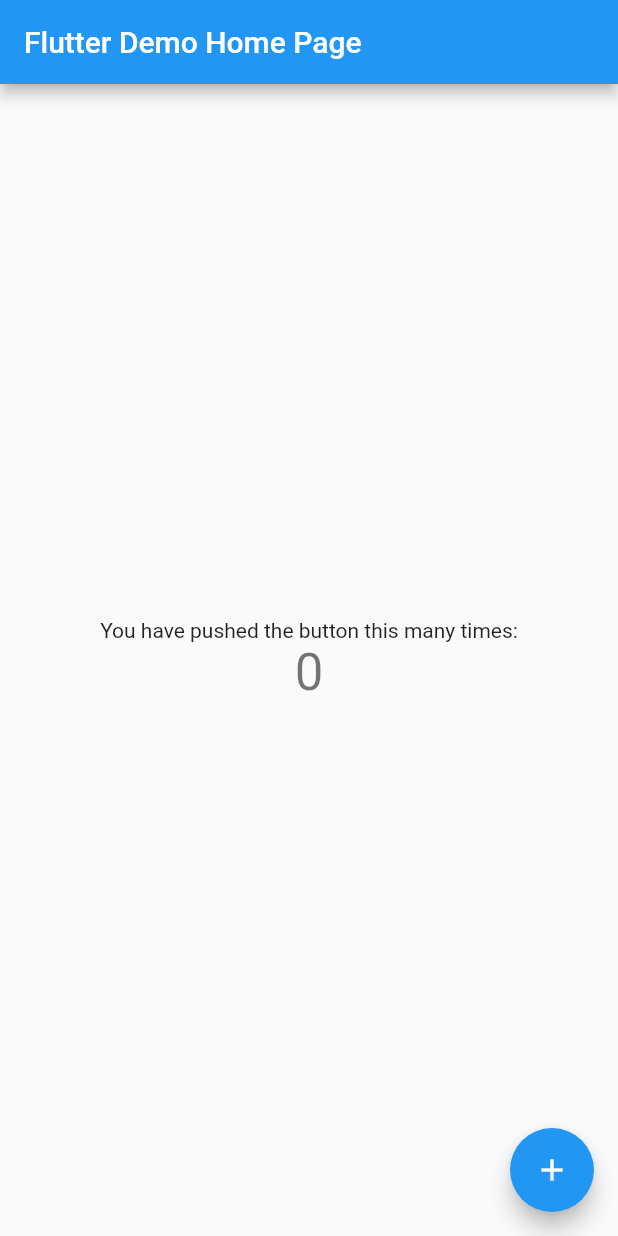
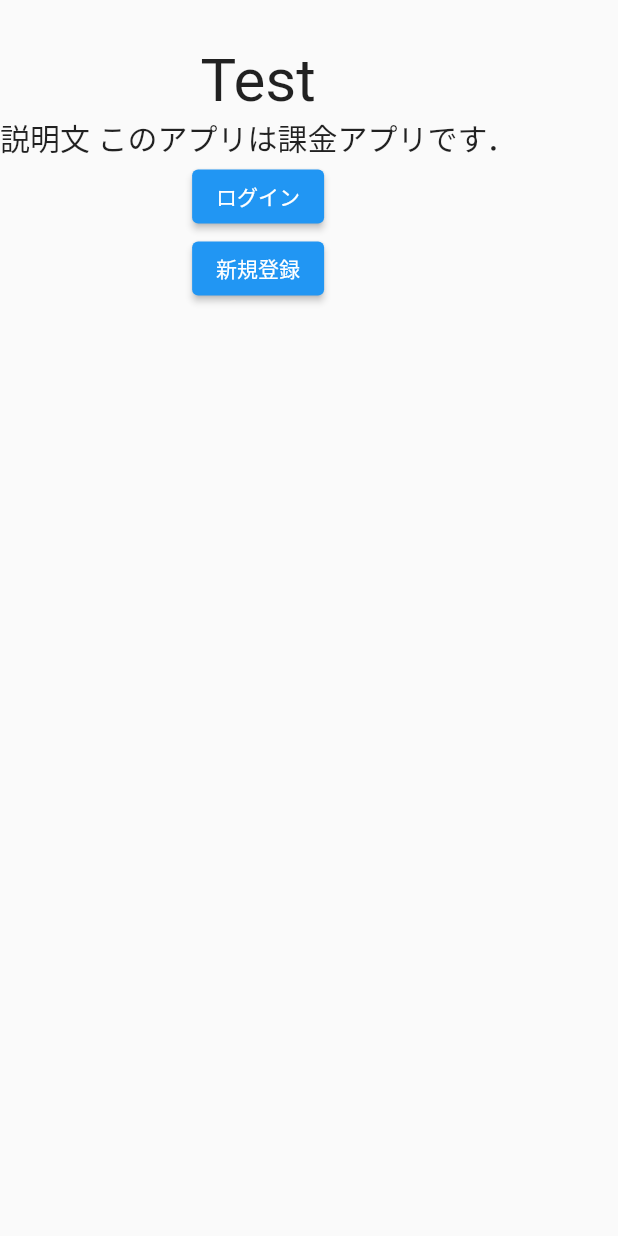
Before and after one commit to syunsuke1115/tani_money, a Flutter app: the screen it shows after launch, on a phone screen of 412 x 824 dp. Run offline on Flutter 3.47's test engine with Material 2 defaults, Android fonts, the phone set to English and light mode, and no system bars.

Commit message:
試しにpush

```diff
--- a/lib/main.dart
+++ b/lib/main.dart
@@ -1,115 +1,18 @@
 import 'package:flutter/material.dart';
+import 'package:tanimy/pages/HomeScreen.dart';
 
 void main() {
-  runApp(const MyApp());
+  runApp(Myapp());
 }
 
-class MyApp extends StatelessWidget {
-  const MyApp({Key? key}) : super(key: key);
+class Myapp extends StatelessWidget {
+  const Myapp({Key? key}) : super(key: key);
 
-  // This widget is the root of your application.
   @override
   Widget build(BuildContext context) {
     return MaterialApp(
-      title: 'Flutter Demo',
-      theme: ThemeData(
-        // This is the theme of your application.
-        //
-        // Try running your application with "flutter run". You'll see the
-        // application has a blue toolbar. Then, without quitting the app, try
-        // changing the primarySwatch below to Colors.green and then invoke
-        // "hot reload" (press "r" in the console where you ran "flutter run",
-        // or simply save your changes to "hot reload" in a Flutter IDE).
-        // Notice that the counter didn't reset back to zero; the application
-        // is not restarted.
-        primarySwatch: Colors.blue,
-      ),
-      home: const MyHomePage(title: 'Flutter Demo Home Page'),
+      title: "tani_money",
+      home: HomeScreen(),
     );
   }
 }
-
-class MyHomePage extends StatefulWidget {
-  const MyHomePage({Key? key, required this.title}) : super(key: key);
-
-  // This widget is the home page of your application. It is stateful, meaning
-  // that it has a State object (defined below) that contains fields that affect
-  // how it looks.
-
-  // This class is the configuration for the state. It holds the values (in this
-  // case the title) provided by the parent (in this case the App widget) and
-  // used by the build method of the State. Fields in a Widget subclass are
-  // always marked "final".
-
-  final String title;
-
-  @override
-  State<MyHomePage> createState() => _MyHomePageState();
-}
-
-class _MyHomePageState extends State<MyHomePage> {
-  int _counter = 0;
-
-  void _incrementCounter() {
-    setState(() {
-      // This call to setState tells the Flutter framework that something has
-      // changed in this State, which causes it to rerun the build method below
-      // so that the display can reflect the updated values. If we changed
-      // _counter without calling setState(), then the build method would not be
-      // called again, and so nothing would appear to happen.
-      _counter++;
-    });
-  }
-
-  @override
-  Widget build(BuildContext context) {
-    // This method is rerun every time setState is called, for instance as done
-    // by the _incrementCounter method above.
-    //
-    // The Flutter framework has been optimized to make rerunning build methods
-    // fast, so that you can just rebuild anything that needs updating rather
-    // than having to individually change instances of widgets.
-    return Scaffold(
-      appBar: AppBar(
-        // Here we take the value from the MyHomePage object that was created by
-        // the App.build method, and use it to set our appbar title.
-        title: Text(widget.title),
-      ),
-      body: Center(
-        // Center is a layout widget. It takes a single child and positions it
-        // in the middle of the parent.
-        child: Column(
-          // Column is also a layout widget. It takes a list of children and
-          // arranges them vertically. By default, it sizes itself to fit its
-          // children horizontally, and tries to be as tall as its parent.
-          //
-          // Invoke "debug painting" (press "p" in the console, choose the
-          // "Toggle Debug Paint" action from the Flutter Inspector in Android
-          // Studio, or the "Toggle Debug Paint" command in Visual Studio Code)
-          // to see the wireframe for each widget.
-          //
-          // Column has various properties to control how it sizes itself and
-          // how it positions its children. Here we use mainAxisAlignment to
-          // center the children vertically; the main axis here is the vertical
-          // axis because Columns are vertical (the cross axis would be
-          // horizontal).
-          mainAxisAlignment: MainAxisAlignment.center,
-          children: <Widget>[
-            const Text(
-              'You have pushed the button this many times:',
-            ),
-            Text(
-              '$_counter',
-              style: Theme.of(context).textTheme.headline4,
-            ),
-          ],
-        ),
-      ),
-      floatingActionButton: FloatingActionButton(
-        onPressed: _incrementCounter,
-        tooltip: 'Increment',
-        child: const Icon(Icons.add),
-      ), // This trailing comma makes auto-formatting nicer for build methods.
-    );
-  }
-}
--- /dev/null
+++ b/lib/pages/HomeScreen.dart
@@ -0,0 +1,44 @@
+import 'package:flutter/material.dart';
+
+import 'LoginScreen.dart';
+import 'SignUpScreen.dart';
+
+class HomeScreen extends StatefulWidget {
+  const HomeScreen({Key? key}) : super(key: key);
+
+  @override
+  _HomeScreenState createState() => _HomeScreenState();
+}
+
+class _HomeScreenState extends State<HomeScreen> {
+  @override
+  Widget build(BuildContext context) {
+    return Scaffold(
+        body: SafeArea(
+      child: Column(
+        children: [
+          SizedBox(height: 30),
+          Text(
+            "Test",
+            style: TextStyle(fontSize: 40),
+          ),
+          Text("説明文 このアプリは課金アプリです．", style: TextStyle(fontSize: 20)),
+          ElevatedButton(
+              onPressed: () => startLogin(context), child: Text("ログイン")),
+          ElevatedButton(
+              onPressed: () => startSignUp(context), child: Text("新規登録"))
+        ],
+      ),
+    ));
+  }
+}
+
+startLogin(BuildContext context) {
+  Navigator.push(
+      context, MaterialPageRoute(builder: (context) => LoginScreen()));
+}
+
+startSignUp(BuildContext context) {
+  Navigator.push(
+      context, MaterialPageRoute(builder: (context) => SignUpScreen()));
+}
--- a/pubspec.yaml
+++ b/pubspec.yaml
@@ -3,7 +3,7 @@ description: A new Flutter project.
 
 # The following line prevents the package from being accidentally published to
 # pub.dev using `flutter pub publish`. This is preferred for private packages.
-publish_to: 'none' # Remove this line if you wish to publish to pub.dev
+publish_to: "none" # Remove this line if you wish to publish to pub.dev
 
 # The following defines the version and build number for your application.
 # A version number is three numbers separated by dots, like 1.2.43
@@ -30,7 +30,6 @@ dependencies:
   flutter:
     sdk: flutter
 
-
   # The following adds the Cupertino Icons font to your application.
   # Use with the CupertinoIcons class for iOS style icons.
   cupertino_icons: ^1.0.2
@@ -44,14 +43,13 @@ dev_dependencies:
   # activated in the `analysis_options.yaml` file located at the root of your
   # package. See that file for information about deactivating specific lint
   # rules and activating additional ones.
-  flutter_lints: ^1.0.0
+  #flutter_lints: ^1.0.0
 
 # For information on the generic Dart part of this file, see the
 # following page: https://dart.dev/tools/pub/pubspec
 
 # The following section is specific to Flutter.
 flutter:
-
   # The following line ensures that the Material Icons font is
   # included with your application, so that you can use the icons in
   # the material Icons class.
```
Also changed, not shown: lib/pages/LoginScreen.dart (added, +15 -0 lines), lib/pages/SignUpScreen.dart (added, +15 -0 lines), pubspec.lock, 1 other file.
